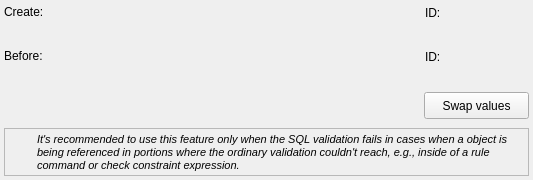
First picture: the form in libpgmodeler_ui/ui/swapobjectsidswidget.ui, repository pgmodeler/pgmodeler, before the edit.
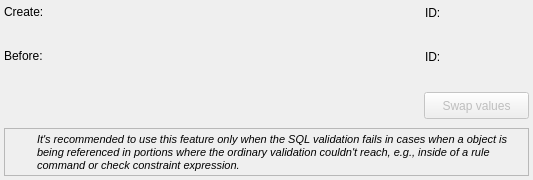
Second picture: the form after the edit. Icons and pictures are not drawn.

Commit message: Minor improvements on swap objects ids dialog.

The edit to the form file:
```diff
--- a/libpgmodeler_ui/ui/swapobjectsidswidget.ui
+++ b/libpgmodeler_ui/ui/swapobjectsidswidget.ui
@@ -255,6 +255,9 @@
    </layout>
   </widget>
   <widget class="QToolButton" name="swap_values_tb">
+   <property name="enabled">
+    <bool>false</bool>
+   </property>
    <property name="geometry">
     <rect>
      <x>424</x>
```
Left out of the diff: 6 changed lines with no effect on the pictures. The commit also changes 2 other files.
